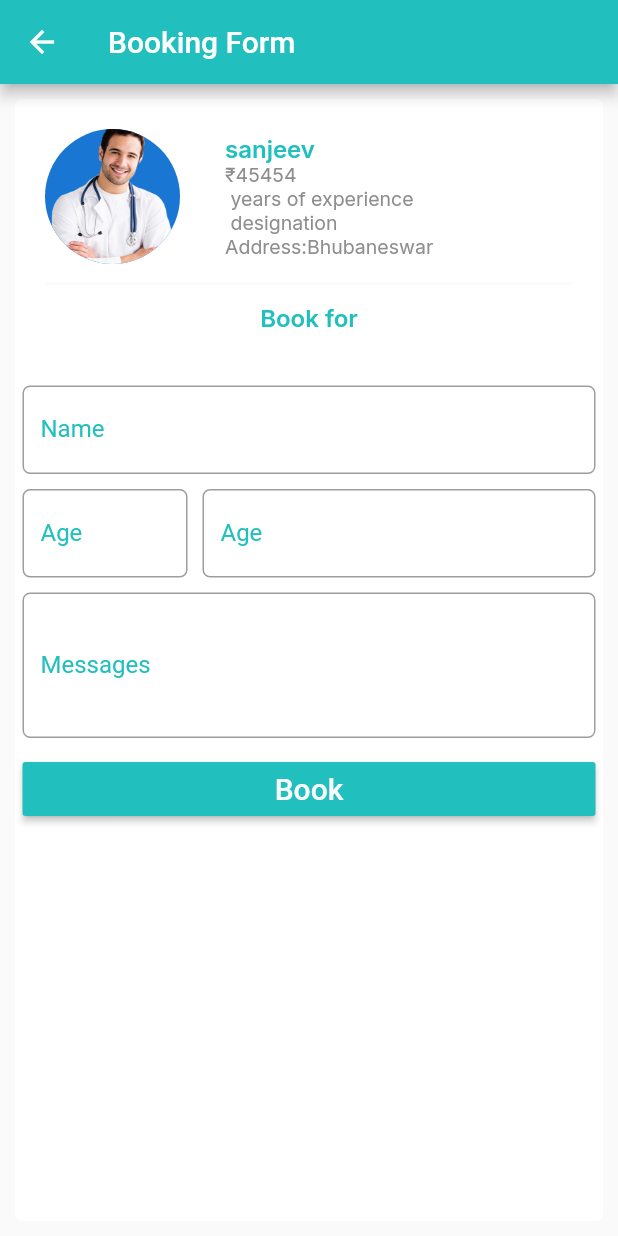
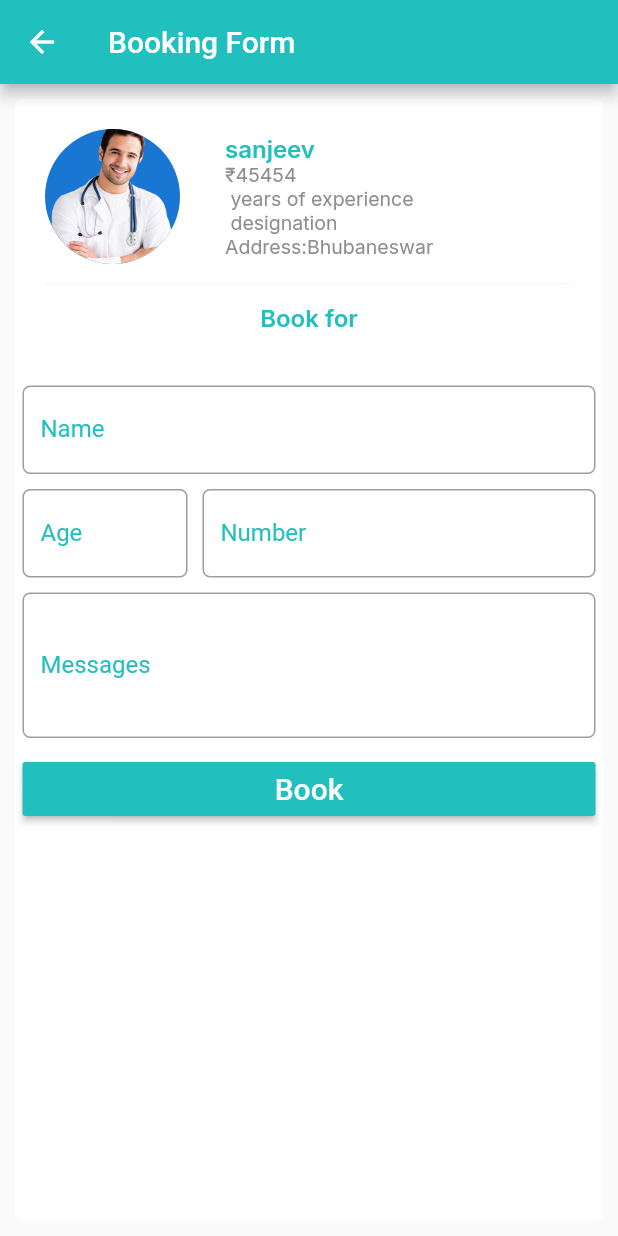
Before and after one commit to sanjeevkumar321/Doctor-online-appointment, a Flutter app: the form screen opened directly, on a phone screen of 412 x 824 dp. Run offline on Flutter 3.47's test engine with Material 2 defaults, Android fonts, the light colour scheme and no system bars; our stand-ins replace flutter_svg, flutter_swiper, google_fonts.

Commit message:
remove some bugs1

```diff
--- a/lib/screens/appointment_form.dart
+++ b/lib/screens/appointment_form.dart
@@ -175,11 +175,11 @@ class _formState extends State<form> {
                   child: Padding(
                       padding: EdgeInsets.all(_minimumPadding),
                       child: TextField(
-                        controller: userAge,
+                        controller: userMobileno,
                         keyboardType: TextInputType.number,
                         decoration: InputDecoration(
-                            labelText: 'Age',
-                            hintText: 'Enter Age',
+                            labelText: 'Number',
+                            hintText: 'Enter Number',
                             labelStyle: TextStyle(
                               color: mCardSubtitleColor,
                             ),
```
